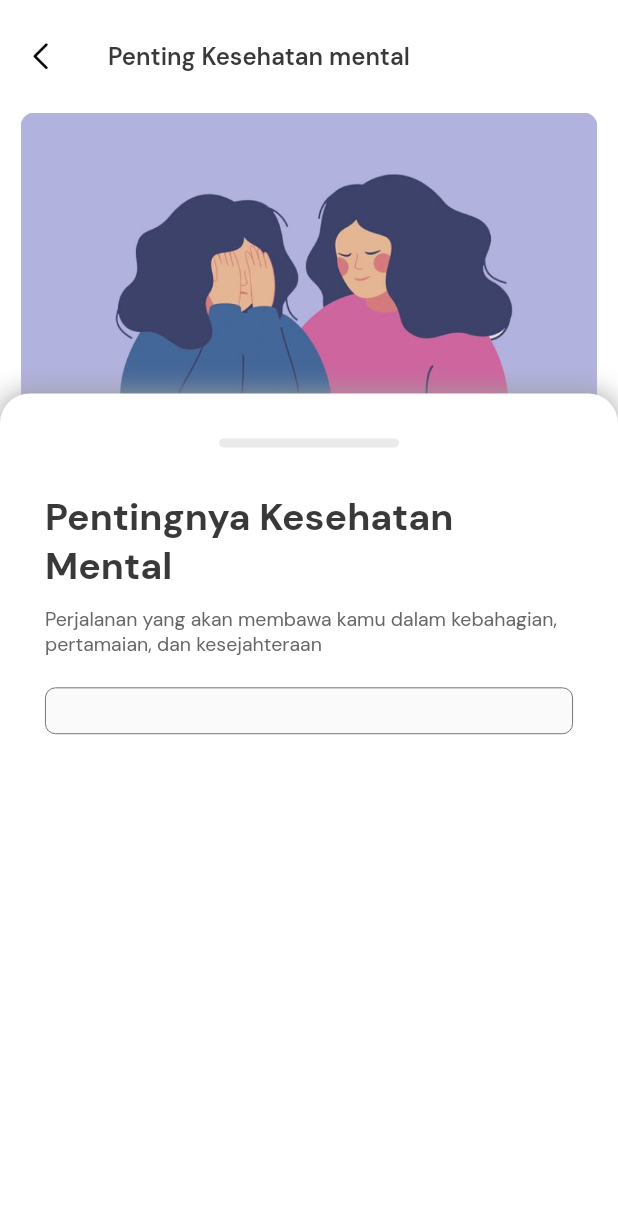
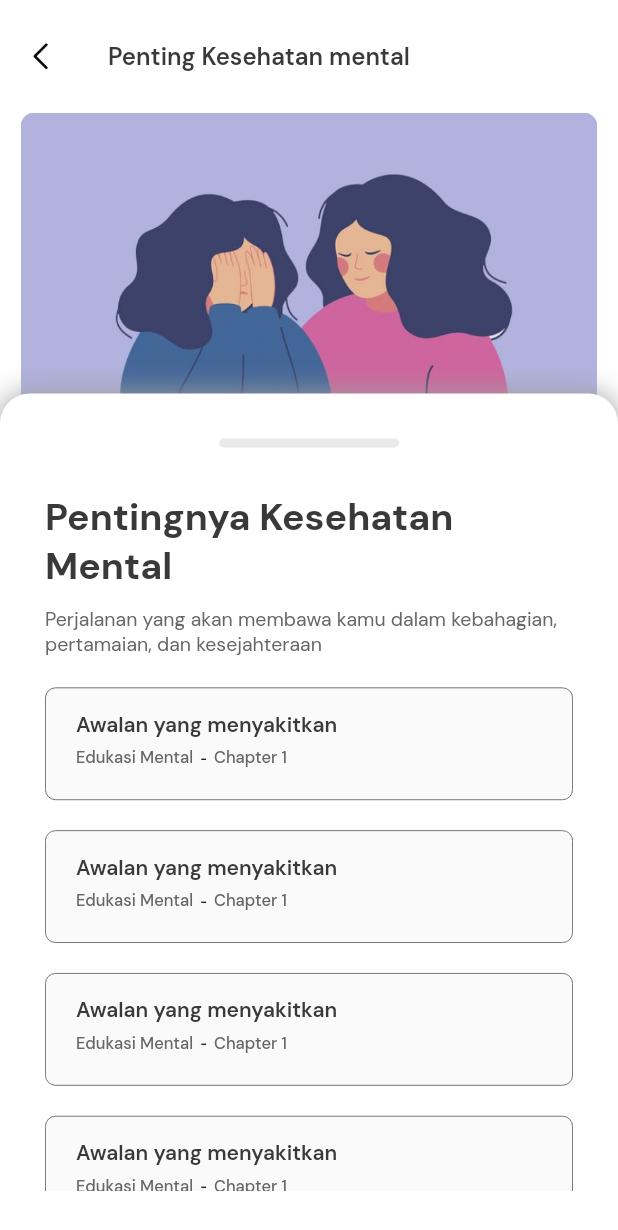
Before and after one commit to nestiawanfyan18/Lucely_Apps, a Flutter app: the ListEducationPage screen opened by its route, on a phone screen of 412 x 824 dp. Shown: the top 1230 px of the screen. Run offline on Flutter 3.47's test engine with Material 2 defaults, Android fonts, the phone set to English and light mode, and no system bars; our stand-ins replace flutter_screenutil, google_fonts; missing offline and left inert: flutter_statusbarcolor_ns.

Commit message:
list education ui compleate

```diff
--- a/lib/pages/homes/education_pages/list_Education_page.dart
+++ b/lib/pages/homes/education_pages/list_Education_page.dart
@@ -99,6 +99,83 @@ class ListEducationPage extends StatelessWidget {
                           numberChaper: 1,
                           route: '/home',
                         ),
+
+                        ItemChapter(
+                          title: "Awalan yang menyakitkan",
+                          tagEducation: "Edukasi Mental",
+                          numberChaper: 1,
+                          route: '/home',
+                        ),
+
+                        ItemChapter(
+                          title: "Awalan yang menyakitkan",
+                          tagEducation: "Edukasi Mental",
+                          numberChaper: 1,
+                          route: '/home',
+                        ),
+
+                        ItemChapter(
+                          title: "Awalan yang menyakitkan",
+                          tagEducation: "Edukasi Mental",
+                          numberChaper: 1,
+                          route: '/home',
+                        ),
+
+                        ItemChapter(
+                          title: "Awalan yang menyakitkan",
+                          tagEducation: "Edukasi Mental",
+                          numberChaper: 1,
+                          route: '/home',
+                        ),
+
+                        ItemChapter(
+                          title: "Awalan yang menyakitkan",
+                          tagEducation: "Edukasi Mental",
+                          numberChaper: 1,
+                          route: '/home',
+                        ),
+
+                        ItemChapter(
+                          title: "Awalan yang menyakitkan",
+                          tagEducation: "Edukasi Mental",
+                          numberChaper: 1,
+                          route: '/home',
+                        ),
+
+                        ItemChapter(
+                          title: "Awalan yang menyakitkan",
+                          tagEducation: "Edukasi Mental",
+                          numberChaper: 1,
+                          route: '/home',
+                        ),
+
+                        ItemChapter(
+                          title: "Awalan yang menyakitkan",
+                          tagEducation: "Edukasi Mental",
+                          numberChaper: 1,
+                          route: '/home',
+                        ),
+
+                        ItemChapter(
+                          title: "Awalan yang menyakitkan",
+                          tagEducation: "Edukasi Mental",
+                          numberChaper: 1,
+                          route: '/home',
+                        ),
+
+                        ItemChapter(
+                          title: "Awalan yang menyakitkan",
+                          tagEducation: "Edukasi Mental",
+                          numberChaper: 1,
+                          route: '/home',
+                        ),
+
+                        ItemChapter(
+                          title: "Awalan yang menyakitkan",
+                          tagEducation: "Edukasi Mental",
+                          numberChaper: 1,
+                          route: '/home',
+                        ),
                       ],
                     ),
                   );
@@ -128,17 +205,68 @@ class ItemChapter extends StatelessWidget {
 
   @override
   Widget build(BuildContext context) {
-    return Container(
+    return GestureDetector(
+      onTap: () {
+        Navigator.pushNamed(context, route.toString());
+      },
+      child: Container(
         width: double.infinity,
-      margin: EdgeInsets.symmetric(
-        vertical: 20,
+        margin: EdgeInsets.only(
+          top: 20,
         ),
         padding: EdgeInsets.symmetric(
           vertical: 15,
           horizontal: 20,
         ),
         child: Row(
-        children: [],
+          children: [
+            Container(
+              child: Column(
+                crossAxisAlignment: CrossAxisAlignment.start,
+                children: [
+                  Container(
+                    child: Text(
+                      title.toString(),
+                      style: primaryTextStyle.copyWith(
+                        fontSize: 14,
+                        fontWeight: semibold,
+                      ),
+                    ),
+                  ),
+                  Container(
+                    margin: EdgeInsets.symmetric(vertical: 5),
+                    child: Row(
+                      mainAxisAlignment: MainAxisAlignment.start,
+                      children: [
+                        Container(
+                          child: Text(
+                            tagEducation.toString(),
+                            style: secondaryTextStyle.copyWith(
+                              fontSize: 11,
+                              fontWeight: medium,
+                            ),
+                          ),
+                        ),
+                        Container(
+                          margin: EdgeInsets.symmetric(horizontal: 5),
+                          child: Text('-'),
+                        ),
+                        Container(
+                          child: Text(
+                            'Chapter ' + numberChaper.toString(),
+                            style: secondaryTextStyle.copyWith(
+                              fontSize: 11,
+                              fontWeight: medium,
+                            ),
+                          ),
+                        )
+                      ],
+                    ),
+                  )
+                ],
+              ),
+            ),
+          ],
         ),
         decoration: BoxDecoration(
           color: backgroundCardColor,
@@ -148,6 +276,7 @@ class ItemChapter extends StatelessWidget {
           ),
           borderRadius: BorderRadius.circular(7),
         ),
+      ),
     );
   }
 }
```
Lines whose indentation alone changed are shown as unchanged.
